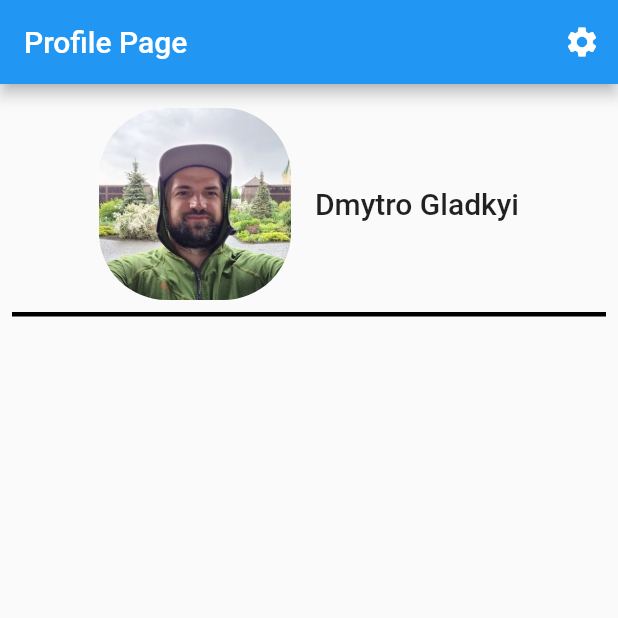
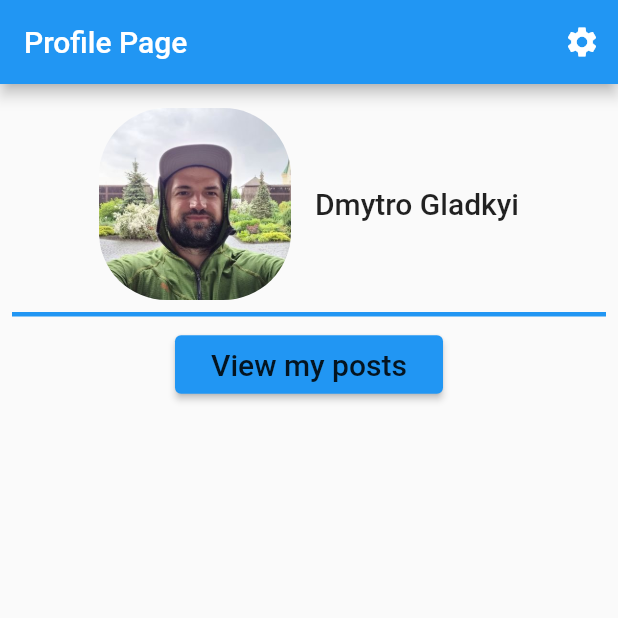
Before and after one commit to gladimdim/metapersona, a Flutter app: the screen it shows after launch, on a phone screen of 412 x 824 dp, the top half of it. Run offline on Flutter 3.47's test engine with Material 2 defaults, Android fonts, the phone set to English and light mode, and no system bars; our stand-ins replace flutter_markdown, shared_preferences; generated files the repository leaves out were written again.

Commit message:
Added button to switch to Catalog

```diff
--- a/lib/src/components/bordered_bottom.dart
+++ b/lib/src/components/bordered_bottom.dart
@@ -11,9 +11,11 @@ class BorderedBottom extends StatelessWidget {
 
   @override
   Widget build(BuildContext context) {
+    final color = Theme.of(context).primaryColor;
     return BorderedContainerWithSides(
       child: child,
-      borderDirections:[AxisDirection.down],
+      color: color,
+      borderDirections: const [AxisDirection.down],
     );
   }
 }
--- a/lib/src/components/bordered_container_with_side.dart
+++ b/lib/src/components/bordered_container_with_side.dart
@@ -12,11 +12,7 @@ class BorderedContainerWithSides extends StatelessWidget {
     required this.child,
     List<AxisDirection>? borderDirections,
   }) {
-    if (borderDirections == null) {
-      this.borderDirections = [AxisDirection.up];
-    } else {
-      this.borderDirections = borderDirections;
-    }
+    this.borderDirections = borderDirections ?? [AxisDirection.up];
   }
 
   Map<AxisDirection, BorderSide> get _sidesForDirection {
--- a/lib/src/localization/app_en.arb
+++ b/lib/src/localization/app_en.arb
@@ -3,5 +3,6 @@
   "@appTitle": {
     "description": "The title of the application"
   },
-  "settings": "Settings"
+  "settings": "Settings",
+  "profilePageTitle": "Profile Page"
 }
--- a/lib/src/localization/app_uk.arb
+++ b/lib/src/localization/app_uk.arb
@@ -3,6 +3,6 @@
   "@appTitle": {
     "description": "Мета персона"
   },
-
-  "settings": "Налаштування"
+  "settings": "Налаштування",
+  "profilePageTitle": "Профіль"
 }
--- a/lib/src/main_view/main_profile_view.dart
+++ b/lib/src/main_view/main_profile_view.dart
@@ -1,6 +1,9 @@
 import 'package:flutter/material.dart';
 import 'package:metapersona/src/components/bordered_bottom.dart';
+import 'package:metapersona/src/posts/post_view.dart';
 import 'package:metapersona/src/settings/settings_view.dart';
+
+import 'package:flutter_gen/gen_l10n/app_localizations.dart';
 
 class MainProfileView extends StatelessWidget {
   static const String routeName = "/";
@@ -11,26 +14,23 @@ class MainProfileView extends StatelessWidget {
   Widget build(BuildContext context) {
     return Scaffold(
       appBar: AppBar(
-        title: const Text("Profile Page"),
+        title: Text(AppLocalizations.of(context)!.profilePageTitle),
         actions: [
           IconButton(
             icon: const Icon(Icons.settings),
             onPressed: () {
-              // Navigate to the settings page. If the user leaves and returns
-              // to the app after it has been killed while running in the
-              // background, the navigation stack is restored.
               Navigator.restorablePushNamed(context, SettingsView.routeName);
             },
           ),
         ],
       ),
       body: Center(
-        child: Column(
-          crossAxisAlignment: CrossAxisAlignment.center,
-          children: [
-            Padding(
-              padding: const EdgeInsets.all(8.0),
-              child: BorderedBottom(
+        child: Padding(
+          padding: const EdgeInsets.all(8.0),
+          child: Column(
+            crossAxisAlignment: CrossAxisAlignment.center,
+            children: [
+              BorderedBottom(
                 child: Row(
                   mainAxisAlignment: MainAxisAlignment.center,
                   children: [
@@ -48,15 +48,33 @@ class MainProfileView extends StatelessWidget {
                     ),
                     Padding(
                       padding: const EdgeInsets.all(8.0),
-                      child: Text("Dmytro Gladkyi", style: Theme.of(context).textTheme.headline6,),
+                      child: Text(
+                        "Dmytro Gladkyi",
+                        style: Theme.of(context).textTheme.headline6,
+                      ),
                     ),
                   ],
                 ),
               ),
-            ),
-          ],
+              Padding(
+                padding: const EdgeInsets.all(8.0),
+                child: ElevatedButton(
+                  child: Padding(
+                    padding: EdgeInsets.all(8.0),
+                    child: Text("View my posts", style: Theme.of(context).textTheme.headline6,),
+                  ),
+                  onPressed: () => _viewMyPostsPressed(context),
+                ),
+              ),
+            ],
+          ),
         ),
       ),
     );
   }
+
+  void _viewMyPostsPressed(BuildContext context) {
+
+    Navigator.restorablePushNamed(context, PostView.routeNamePrefix);
+  }
 }
```
Also changed, not shown: lib/src/components/bordered_all.dart (+4 -4 lines).
